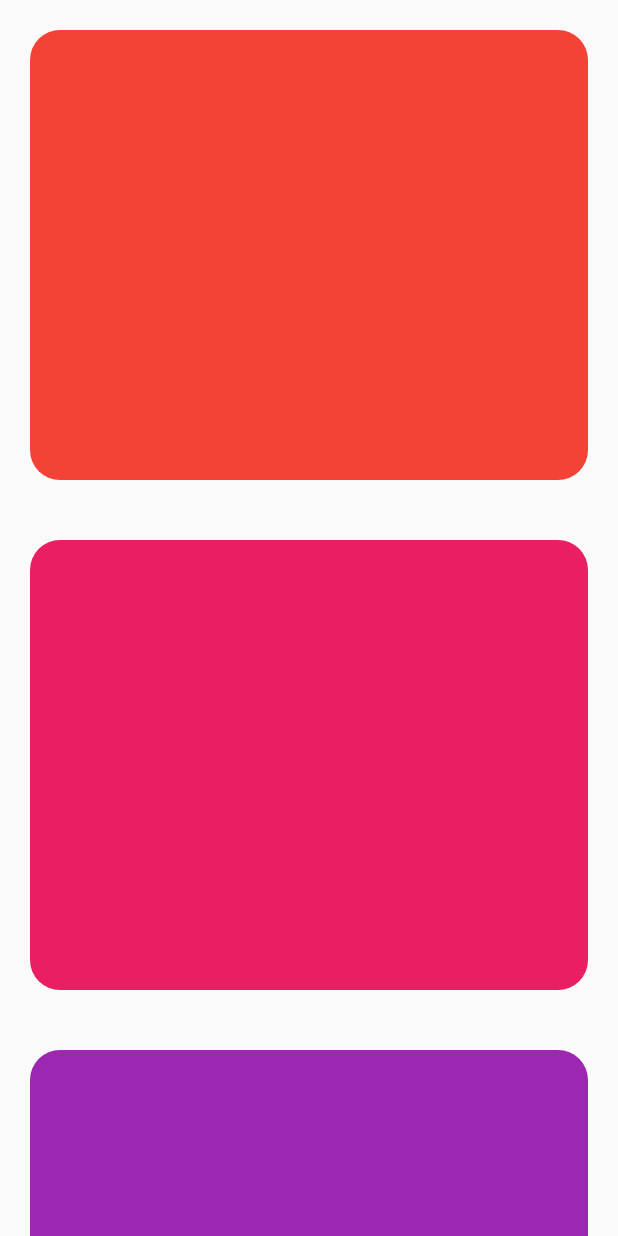
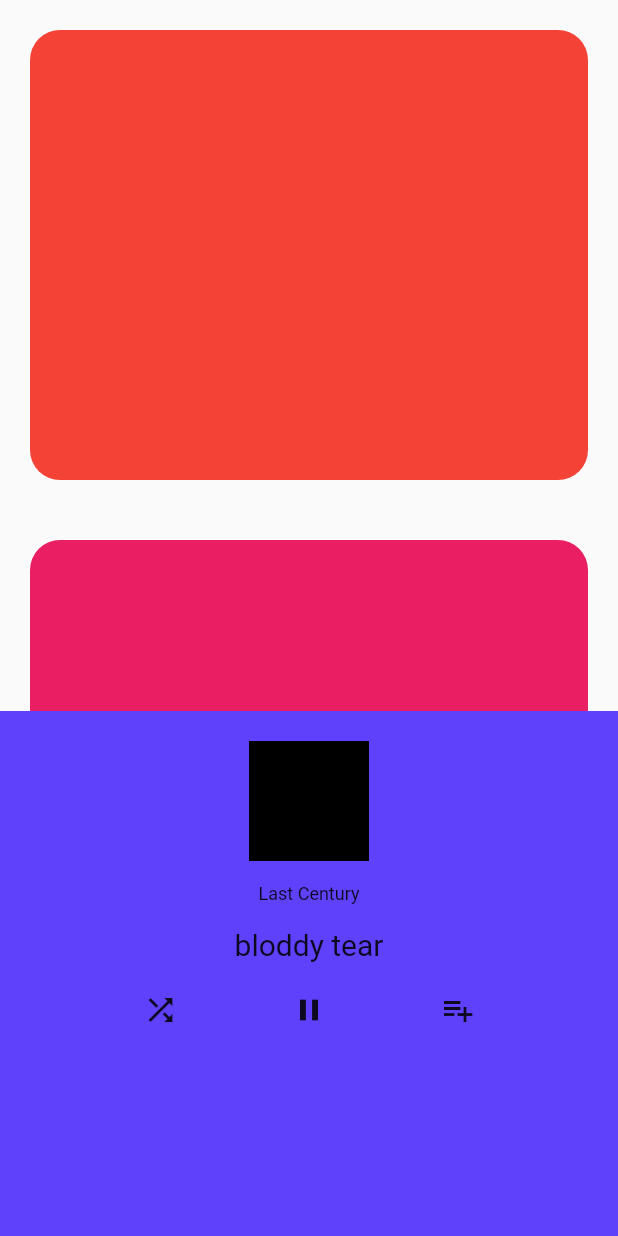
Before and after one commit to kleysonklaus/flutter_expandable_nav_bar, a Flutter app: the screen it shows after launch, on a phone screen of 412 x 824 dp. Run offline on Flutter 3.47's test engine with Material 2 defaults, Android fonts, the light colour scheme and no system bars.

Commit message:
feat(_buildExpandedContent): show basic hot to be

```diff
--- a/lib/app/main_expandable_nav_bar.dart
+++ b/lib/app/main_expandable_nav_bar.dart
@@ -30,6 +30,25 @@ class MainExpandableNavBarState extends State<MainExpandableNavBar> {
             ),
           );
         },
+      ),
+      extendBody: true,
+      bottomNavigationBar: Stack(
+        children: [
+          Positioned(
+            height: _maxHeight,
+            bottom: 0,
+            left: 0,
+            right: 0,
+            child: Container(color: _cardColor, child: _buildExpandedContent()),
+          ),
+          // Positioned(
+          //   height: _maxHeight,
+          //   bottom: 40,
+          //   left: 0,
+          //   right: 0,
+          //   child: Container(color: _cardColor, child: _buildExpandedContent()),
+          // ),
+        ],
       ),
     );
   }
```
